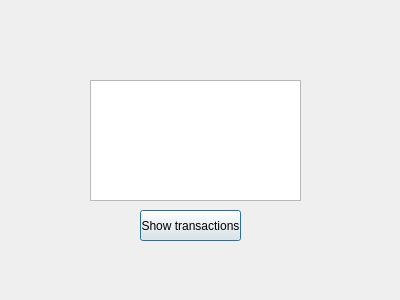
The window that bank-automat/transactions.ui (alavuvi/atm-simulator-project) describes before a commit, drawn with Qt 5.
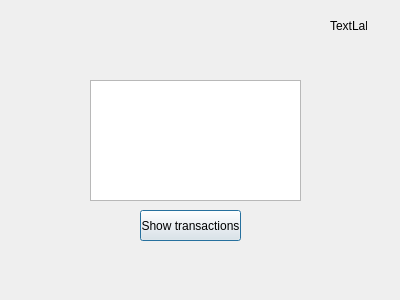
The same window after the commit.

Patch:
```diff
--- a/bank-automat/transactions.ui
+++ b/bank-automat/transactions.ui
@@ -36,6 +36,19 @@
     <string>Show transactions</string>
    </property>
   </widget>
+  <widget class="QLabel" name="labelAccountid">
+   <property name="geometry">
+    <rect>
+     <x>330</x>
+     <y>20</y>
+     <width>37</width>
+     <height>12</height>
+    </rect>
+   </property>
+   <property name="text">
+    <string>TextLabel</string>
+   </property>
+  </widget>
  </widget>
  <resources/>
  <connections/>
```
